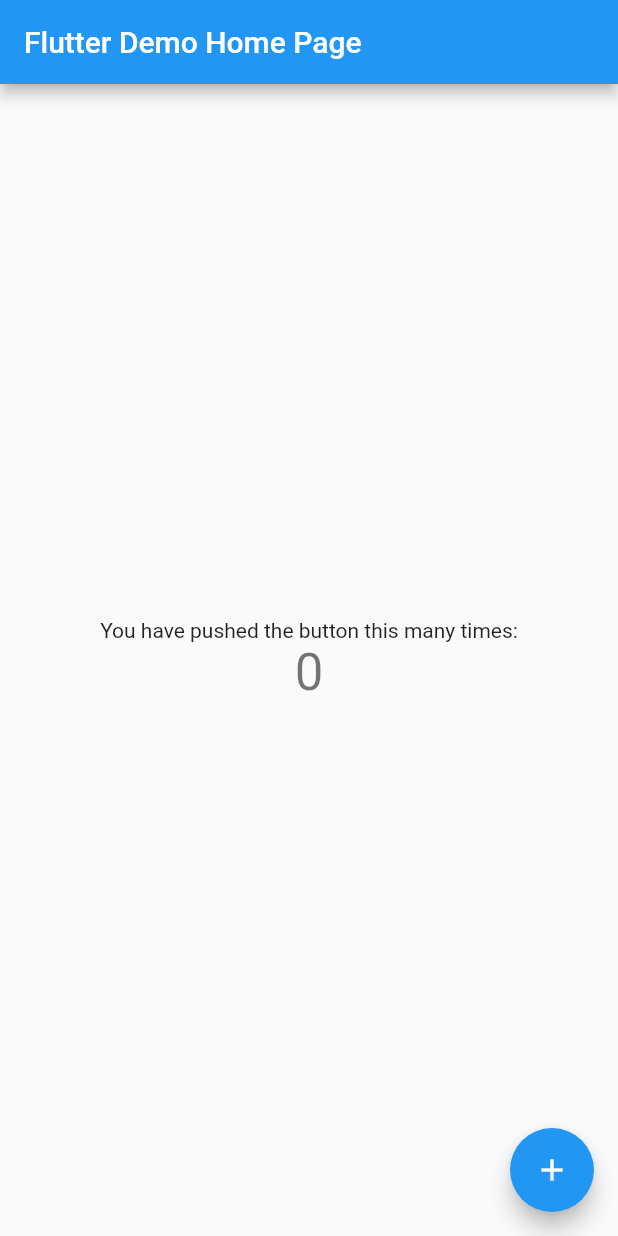
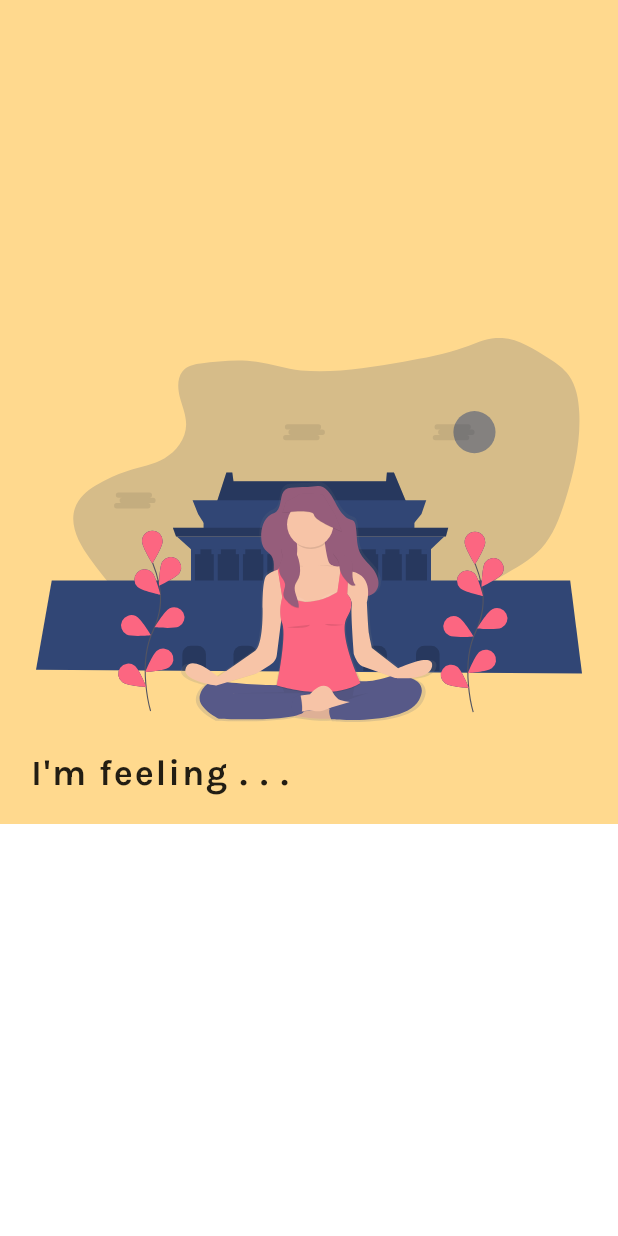
Before and after one commit to chuabingquan/helm, a Flutter app: the screen it shows after launch, on a phone screen of 412 x 824 dp. Run offline on Flutter 3.47's test engine with Material 2 defaults, Android fonts, the phone set to English and light mode, and no system bars; our stand-ins replace flutter_svg, google_fonts.

Commit message:
Complete header of home

```diff
--- /dev/null
+++ b/lib/constants.dart
@@ -0,0 +1,6 @@
+library constants;
+
+import 'package:flutter/material.dart';
+
+const PRIMARY_COLOR = MaterialColor(0xffffd98e, <int, Color>{});
+const ACCENT_COLOR = MaterialColor(0xff314675, <int, Color>{});
--- a/lib/main.dart
+++ b/lib/main.dart
@@ -1,113 +1,27 @@
 import 'package:flutter/material.dart';
+import 'package:google_fonts/google_fonts.dart';
+
+import './constants.dart' as Constants;
+import './screens/home.dart';
 
 void main() {
   runApp(MyApp());
 }
 
 class MyApp extends StatelessWidget {
-  // This widget is the root of your application.
   @override
   Widget build(BuildContext context) {
     return MaterialApp(
-      title: 'Flutter Demo',
+      title: 'Mood',
+      debugShowCheckedModeBanner: false,
       theme: ThemeData(
-        // This is the theme of your application.
-        //
-        // Try running your application with "flutter run". You'll see the
-        // application has a blue toolbar. Then, without quitting the app, try
-        // changing the primarySwatch below to Colors.green and then invoke
-        // "hot reload" (press "r" in the console where you ran "flutter run",
-        // or simply save your changes to "hot reload" in a Flutter IDE).
-        // Notice that the counter didn't reset back to zero; the application
-        // is not restarted.
-        primarySwatch: Colors.blue,
+        primaryColor: Constants.PRIMARY_COLOR,
+        accentColor: Constants.ACCENT_COLOR,
+        textTheme: GoogleFonts.karlaTextTheme(
+          Theme.of(context).textTheme,
+        ),
       ),
-      home: MyHomePage(title: 'Flutter Demo Home Page'),
+      home: Home(),
     );
   }
 }
-
-class MyHomePage extends StatefulWidget {
-  MyHomePage({Key key, this.title}) : super(key: key);
-
-  // This widget is the home page of your application. It is stateful, meaning
-  // that it has a State object (defined below) that contains fields that affect
-  // how it looks.
-
-  // This class is the configuration for the state. It holds the values (in this
-  // case the title) provided by the parent (in this case the App widget) and
-  // used by the build method of the State. Fields in a Widget subclass are
-  // always marked "final".
-
-  final String title;
-
-  @override
-  _MyHomePageState createState() => _MyHomePageState();
-}
-
-class _MyHomePageState extends State<MyHomePage> {
-  int _counter = 0;
-
-  void _incrementCounter() {
-    setState(() {
-      // This call to setState tells the Flutter framework that something has
-      // changed in this State, which causes it to rerun the build method below
-      // so that the display can reflect the updated values. If we changed
-      // _counter without calling setState(), then the build method would not be
-      // called again, and so nothing would appear to happen.
-      _counter++;
-    });
-  }
-
-  @override
-  Widget build(BuildContext context) {
-    // This method is rerun every time setState is called, for instance as done
-    // by the _incrementCounter method above.
-    //
-    // The Flutter framework has been optimized to make rerunning build methods
-    // fast, so that you can just rebuild anything that needs updating rather
-    // than having to individually change instances of widgets.
-    return Scaffold(
-      appBar: AppBar(
-        // Here we take the value from the MyHomePage object that was created by
-        // the App.build method, and use it to set our appbar title.
-        title: Text(widget.title),
-      ),
-      body: Center(
-        // Center is a layout widget. It takes a single child and positions it
-        // in the middle of the parent.
-        child: Column(
-          // Column is also a layout widget. It takes a list of children and
-          // arranges them vertically. By default, it sizes itself to fit its
-          // children horizontally, and tries to be as tall as its parent.
-          //
-          // Invoke "debug painting" (press "p" in the console, choose the
-          // "Toggle Debug Paint" action from the Flutter Inspector in Android
-          // Studio, or the "Toggle Debug Paint" command in Visual Studio Code)
-          // to see the wireframe for each widget.
-          //
-          // Column has various properties to control how it sizes itself and
-          // how it positions its children. Here we use mainAxisAlignment to
-          // center the children vertically; the main axis here is the vertical
-          // axis because Columns are vertical (the cross axis would be
-          // horizontal).
-          mainAxisAlignment: MainAxisAlignment.center,
-          children: <Widget>[
-            Text(
-              'You have pushed the button this many times:',
-            ),
-            Text(
-              '$_counter',
-              style: Theme.of(context).textTheme.headline4,
-            ),
-          ],
-        ),
-      ),
-      floatingActionButton: FloatingActionButton(
-        onPressed: _incrementCounter,
-        tooltip: 'Increment',
-        child: Icon(Icons.add),
-      ), // This trailing comma makes auto-formatting nicer for build methods.
-    );
-  }
-}
--- /dev/null
+++ b/lib/screens/home.dart
@@ -0,0 +1,66 @@
+import 'package:flutter/material.dart';
+import 'package:flutter_svg/flutter_svg.dart';
+
+class Home extends StatelessWidget {
+  @override
+  Widget build(BuildContext context) {
+    return Scaffold(
+      body: Container(
+        width: double.infinity,
+        color: Theme.of(context).primaryColor,
+        child: Column(
+          children: <Widget>[
+            Expanded(
+              flex: 2,
+              child: Padding(
+                padding: const EdgeInsets.symmetric(
+                  horizontal: 20.0,
+                ),
+                child: Column(
+                  mainAxisAlignment: MainAxisAlignment.end,
+                  crossAxisAlignment: CrossAxisAlignment.start,
+                  children: <Widget>[
+                    Flexible(
+                      child: Padding(
+                        padding: const EdgeInsets.symmetric(
+                          horizontal: 4.0,
+                        ),
+                        child: SvgPicture.asset(
+                          'assets/images/yoga.svg',
+                          alignment: Alignment.bottomCenter,
+                        ),
+                      ),
+                    ),
+                    Flexible(
+                      child: Container(
+                        margin: const EdgeInsets.symmetric(
+                          vertical: 20.0,
+                        ),
+                        child: FittedBox(
+                          child: Text(
+                            'I\'m feeling . . .',
+                            style:
+                                Theme.of(context).textTheme.headline5.copyWith(
+                                      fontWeight: FontWeight.bold,
+                                      letterSpacing: 1.2,
+                                    ),
+                          ),
+                        ),
+                      ),
+                    ),
+                  ],
+                ),
+              ),
+            ),
+            Flexible(
+              flex: 1,
+              child: Container(
+                color: Colors.white
+              ),
+            ),
+          ],
+        ),
+      ),
+    );
+  }
+}
--- a/pubspec.yaml
+++ b/pubspec.yaml
@@ -19,7 +19,8 @@ environment:
 dependencies:
   flutter:
     sdk: flutter
-
+  flutter_svg: ^0.17.3+1
+  google_fonts: ^0.3.9
 
   # The following adds the Cupertino Icons font to your application.
   # Use with the CupertinoIcons class for iOS style icons.
@@ -41,7 +42,8 @@ flutter:
   uses-material-design: true
 
   # To add assets to your application, add an assets section, like this:
-  # assets:
+  assets:
+    - assets/images/yoga.svg
   #   - images/a_dot_burr.jpeg
   #   - images/a_dot_ham.jpeg
 
```
Also changed, not shown: assets/images/yoga.svg (added), pubspec.lock, 6 other files.
